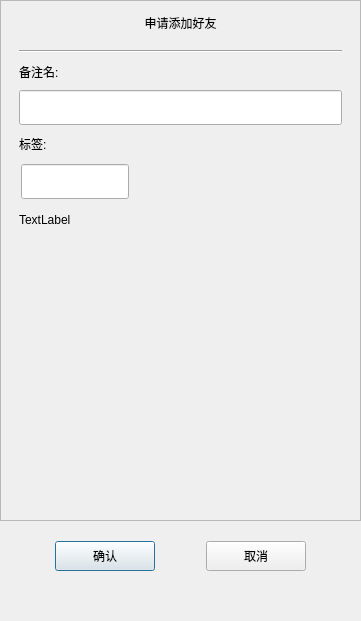
Before: the Qt Designer form TianChat/authenfriend.ui in TianJinzi/TianChat, drawn with Qt 5.
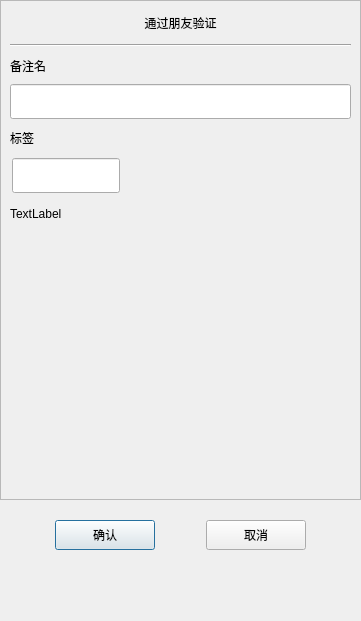
After: the same form once the commit is applied. Custom widgets are drawn as their Qt base class.

```diff
--- a/TianChat/authenfriend.ui
+++ b/TianChat/authenfriend.ui
@@ -58,10 +58,19 @@
         <x>0</x>
         <y>0</y>
         <width>359</width>
-        <height>519</height>
+        <height>498</height>
        </rect>
       </property>
-      <layout class="QVBoxLayout" name="verticalLayout_2">
+      <layout class="QVBoxLayout" name="verticalLayout_6">
+       <property name="spacing">
+        <number>0</number>
+       </property>
+       <property name="leftMargin">
+        <number>0</number>
+       </property>
+       <property name="rightMargin">
+        <number>0</number>
+       </property>
        <item>
         <widget class="QLabel" name="apply_lb">
          <property name="minimumSize">
@@ -77,7 +86,7 @@
           </size>
          </property>
          <property name="text">
-          <string>申请添加好友</string>
+          <string>通过朋友验证</string>
          </property>
          <property name="alignment">
           <set>Qt::AlignmentFlag::AlignCenter</set>
@@ -86,9 +95,9 @@
        </item>
        <item>
         <widget class="QWidget" name="apply_wid" native="true">
-         <layout class="QVBoxLayout" name="verticalLayout_3">
+         <layout class="QVBoxLayout" name="verticalLayout_2">
           <item>
-           <widget class="Line" name="line">
+           <widget class="Line" name="h_line">
             <property name="orientation">
              <enum>Qt::Orientation::Horizontal</enum>
             </property>
@@ -109,7 +118,7 @@
              </size>
             </property>
             <property name="text">
-             <string>备注名:</string>
+             <string>备注名</string>
             </property>
            </widget>
           </item>
@@ -144,7 +153,7 @@
              </size>
             </property>
             <property name="text">
-             <string>标签:</string>
+             <string>标签</string>
             </property>
            </widget>
           </item>
@@ -195,6 +204,12 @@
                   <height>35</height>
                  </rect>
                 </property>
+                <property name="minimumSize">
+                 <size>
+                  <width>0</width>
+                  <height>0</height>
+                 </size>
+                </property>
                 <property name="maximumSize">
                  <size>
                   <width>16777215</width>
@@ -212,12 +227,6 @@
                  <height>35</height>
                 </size>
                </property>
-               <property name="maximumSize">
-                <size>
-                 <width>16777215</width>
-                 <height>35</height>
-                </size>
-               </property>
                <layout class="QVBoxLayout" name="verticalLayout_5">
                 <property name="spacing">
                  <number>0</number>
@@ -239,6 +248,9 @@
                   <property name="text">
                    <string>TextLabel</string>
                   </property>
+                  <property name="alignment">
+                   <set>Qt::AlignLeading|Qt::AlignLeft|Qt::AlignVCenter</set>
+                  </property>
                  </widget>
                 </item>
                </layout>
@@ -255,10 +267,13 @@
               <height>60</height>
              </size>
             </property>
-            <layout class="QHBoxLayout" name="horizontalLayout_2">
-             <property name="spacing">
-              <number>7</number>
-             </property>
+            <property name="maximumSize">
+             <size>
+              <width>16777215</width>
+              <height>16777215</height>
+             </size>
+            </property>
+            <layout class="QHBoxLayout" name="horizontalLayout">
              <property name="leftMargin">
               <number>0</number>
              </property>
@@ -289,21 +304,33 @@
              </item>
              <item>
               <widget class="QWidget" name="more_lb_wid" native="true">
-               <layout class="QVBoxLayout" name="verticalLayout_6">
-                <property name="spacing">
-                 <number>0</number>
-                </property>
+               <property name="minimumSize">
+                <size>
+                 <width>30</width>
+                 <height>0</height>
+                </size>
+               </property>
+               <property name="maximumSize">
+                <size>
+                 <width>30</width>
+                 <height>16777215</height>
+                </size>
+               </property>
+               <layout class="QVBoxLayout" name="verticalLayout_3">
                 <property name="leftMargin">
-                 <number>0</number>
+                 <number>2</number>
+                </property>
+                <property name="topMargin">
+                 <number>2</number>
                 </property>
                 <property name="rightMargin">
-                 <number>0</number>
+                 <number>2</number>
                 </property>
                 <property name="bottomMargin">
-                 <number>0</number>
+                 <number>2</number>
                 </property>
                 <item>
-                 <spacer name="verticalSpacer_3">
+                 <spacer name="verticalSpacer_2">
                   <property name="orientation">
                    <enum>Qt::Orientation::Vertical</enum>
                   </property>
@@ -337,12 +364,15 @@
                 <item>
                  <spacer name="verticalSpacer_4">
                   <property name="orientation">
-                   <enum>Qt::Orientation::Vertical</enum>
+                   <enum>Qt::Vertical</enum>
+                  </property>
+                  <property name="sizeType">
+                   <enum>QSizePolicy::Fixed</enum>
                   </property>
                   <property name="sizeHint" stdset="0">
                    <size>
                     <width>20</width>
-                    <height>40</height>
+                    <height>60</height>
                    </size>
                   </property>
                  </spacer>
@@ -361,12 +391,12 @@
     </widget>
    </item>
    <item>
-    <spacer name="verticalSpacer">
+    <spacer name="verticalSpacer_3">
      <property name="orientation">
       <enum>Qt::Orientation::Vertical</enum>
      </property>
      <property name="sizeType">
-      <enum>QSizePolicy::Policy::Fixed</enum>
+      <enum>QSizePolicy::Fixed</enum>
      </property>
      <property name="sizeHint" stdset="0">
       <size>
@@ -384,7 +414,7 @@
        <height>50</height>
       </size>
      </property>
-     <layout class="QHBoxLayout" name="horizontalLayout">
+     <layout class="QHBoxLayout" name="horizontalLayout_2">
       <item>
        <spacer name="horizontalSpacer">
         <property name="orientation">
@@ -392,7 +422,7 @@
         </property>
         <property name="sizeHint" stdset="0">
          <size>
-          <width>40</width>
+          <width>39</width>
           <height>20</height>
          </size>
         </property>
@@ -406,6 +436,12 @@
           <height>30</height>
          </size>
         </property>
+        <property name="maximumSize">
+         <size>
+          <width>100</width>
+          <height>30</height>
+         </size>
+        </property>
         <property name="text">
          <string>确认</string>
         </property>
@@ -454,17 +490,14 @@
     </widget>
    </item>
    <item>
-    <spacer name="verticalSpacer_2">
+    <spacer name="verticalSpacer">
      <property name="orientation">
-      <enum>Qt::Orientation::Vertical</enum>
-     </property>
-     <property name="sizeType">
-      <enum>QSizePolicy::Policy::Fixed</enum>
+      <enum>Qt::Vertical</enum>
      </property>
      <property name="sizeHint" stdset="0">
       <size>
        <width>20</width>
-       <height>40</height>
+       <height>55</height>
       </size>
      </property>
     </spacer>
@@ -472,15 +505,15 @@
   </layout>
  </widget>
  <customwidgets>
-  <customwidget>
-   <class>ClickedBtn</class>
-   <extends>QPushButton</extends>
-   <header location="global">clickedbtn.h</header>
-  </customwidget>
   <customwidget>
    <class>CustomizeEdit</class>
    <extends>QLineEdit</extends>
-   <header location="global">customizeedit.h</header>
+   <header>customizeedit.h</header>
+  </customwidget>
+  <customwidget>
+   <class>ClickedBtn</class>
+   <extends>QPushButton</extends>
+   <header>clickedbtn.h</header>
   </customwidget>
   <customwidget>
    <class>ClickedOnceLabel</class>
```
Left out of the diff: 16 changed lines with no effect on the pictures.
